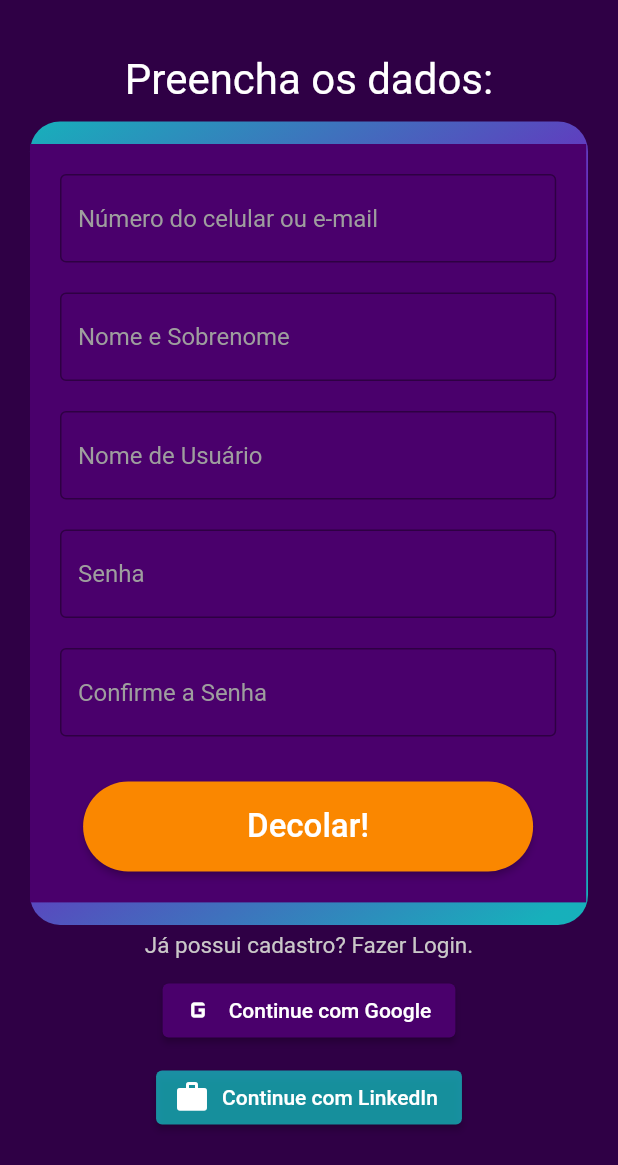
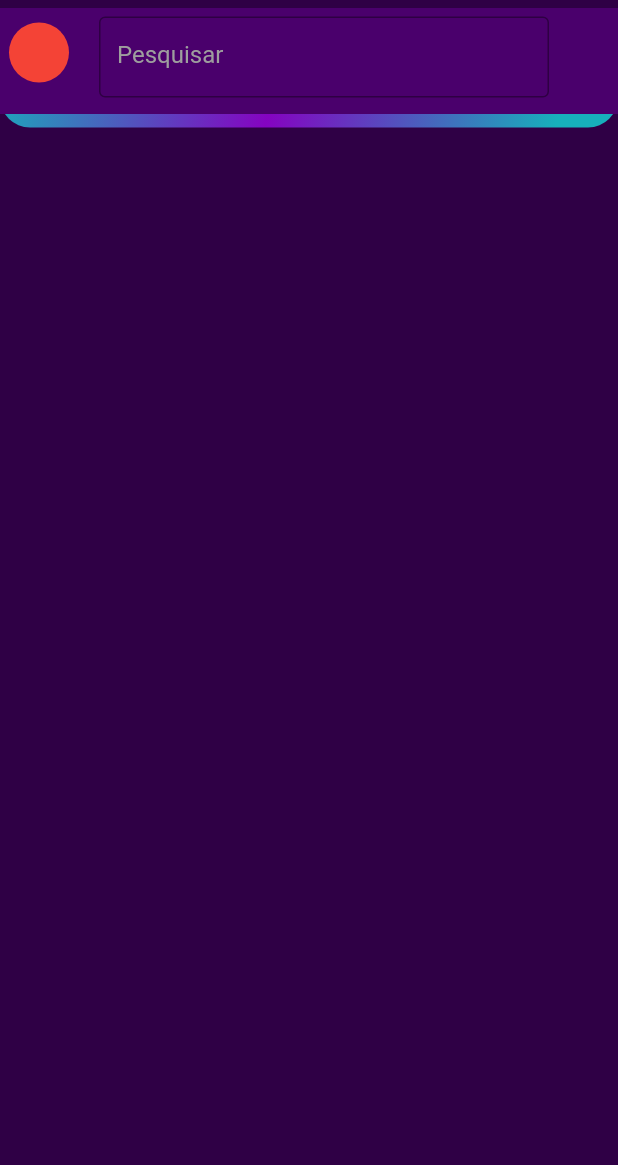
Before and after one commit to ArtthSilva/orbit, a Flutter app: the screen it shows after launch, on a phone screen of 412 x 824 dp. Shown: the top 1165 px of the screen. Run offline on Flutter 3.47's test engine with Material 2 defaults, Android fonts, the phone set to English and light mode, and no system bars.

Commit message:
atualizando projeto

```diff
--- a/lib/main.dart
+++ b/lib/main.dart
@@ -1,7 +1,7 @@
 import 'package:flutter/material.dart';
-import 'package:orbit/pages/inicialIntroduction.dart';
-import 'package:orbit/pages/sign_up.dart';
-
+import 'package:orbit/view/pages/inicialIntroductionPage.dart';
+import 'package:orbit/view/pages/signInPage.dart';
+import 'package:orbit/view/pages/signUpPage.dart';
 
 main() {
  runApp(const MyApp());
@@ -16,6 +16,10 @@ class MyApp extends StatelessWidget {
         debugShowCheckedModeBanner: false,
         theme: ThemeData(
             primaryColor: Colors.deepPurple),
-        home: SignUp());
+       initialRoute: '/',
+    routes: {
+      '/': (context) => const SignInPage(),
+      '/SingUp': (context) => const SignUpPage(),
+    });
   }
 }
--- a/lib/pages/sign_up.dart
+++ /dev/null
@@ -1,148 +0,0 @@
-import 'dart:ui';
-
-import 'package:flutter/material.dart';
-import 'package:flutter/src/widgets/framework.dart';
-import 'package:flutter/src/widgets/placeholder.dart';
-
-class SignUp extends StatelessWidget {
-  const SignUp({super.key});
-
-  @override
-  Widget build(BuildContext context) {
-    return Scaffold(
-      backgroundColor: const Color.fromRGBO(47, 0, 69, 1),
-      body: SingleChildScrollView(
-        child: Column(
-          children: [
-            Padding(
-              padding: const EdgeInsets.only(top: 25),
-              child: AppBar(
-                centerTitle: true,
-                elevation: 0,
-                backgroundColor: const Color.fromRGBO(47, 0, 69, 1),
-                title: const Text("Preencha os dados:"),
-                titleTextStyle: const TextStyle(fontSize: 28),
-              ),
-            ),
-            Padding(
-              padding: const EdgeInsets.symmetric(horizontal: 20),
-              child: Stack(
-                children: [
-                  Container(
-                    decoration: const BoxDecoration(
-                        gradient: LinearGradient(
-                            begin: Alignment.topLeft,
-                            end: Alignment(0.8, 1),
-                            colors: <Color>[
-                              Color.fromRGBO(12, 255, 240, 0.69),
-                              Color.fromRGBO(171, 5, 248, 0.69),
-                              Color.fromRGBO(12, 255, 240, 0.69)
-                            ]),
-                        borderRadius: BorderRadius.only(
-                            topLeft: Radius.circular(20),
-                            topRight: Radius.circular(20),
-                            bottomLeft: Radius.circular(20),
-                            bottomRight: Radius.circular(20))),
-                    height: MediaQuery.of(context).size.height * 0.65,
-                  ),
-                  Positioned(
-                    top: 15,
-                    bottom: 15,
-                    width: MediaQuery.of(context).size.width * 0.9,
-                    child: Container(
-                      color: Color.fromRGBO(74, 0, 108, 1),
-                      child: Padding(
-                        padding: const EdgeInsets.symmetric(
-                            horizontal: 20, vertical: 20),
-                        child: Column(
-                          children: [
-                            TextFormField(
-                              decoration: InputDecoration(
-                                border: OutlineInputBorder(),
-                                hintText: "Número do celular ou e-mail",
-                                hintStyle: TextStyle(color: Colors.grey),
-                              ),
-                            ),
-                            Padding(padding: EdgeInsets.only(top: 20)),
-                            TextFormField(
-                              decoration: InputDecoration(
-                                border: OutlineInputBorder(),
-                                hintText: "Nome e Sobrenome",
-                                hintStyle: TextStyle(color: Colors.grey),
-                              ),
-                            ),
-                            Padding(padding: EdgeInsets.only(top: 20)),
-                            TextFormField(
-                              decoration: InputDecoration(
-                                border: OutlineInputBorder(),
-                                hintText: "Nome de Usuário",
-                                hintStyle: TextStyle(color: Colors.grey),
-                              ),
-                            ),
-                            Padding(padding: EdgeInsets.only(top: 20)),
-                            TextFormField(
-                              decoration: InputDecoration(
-                                border: OutlineInputBorder(),
-                                hintText: "Senha",
-                                hintStyle: TextStyle(color: Colors.grey),
-                              ),
-                            ),
-                            Padding(padding: EdgeInsets.only(top: 20)),
-                            TextFormField(
-                              decoration: InputDecoration(
-                                border: OutlineInputBorder(),
-                                hintText: "Confirme a Senha",
-                                hintStyle: TextStyle(color: Colors.grey),
-                              ),
-                            ),
-                            Padding(padding: EdgeInsets.only(top: 30)),
-                            ElevatedButton(
-                              onPressed: () {},
-                              child: Text("Decolar!",
-                                  style: const TextStyle(
-                                      color: Colors.white, fontSize: 22)),
-                              style: ElevatedButton.styleFrom(
-                                  fixedSize: const Size(300, 60),
-                                  backgroundColor:
-                                      const Color.fromRGBO(250, 135, 0, 1),
-                                  shape: RoundedRectangleBorder(
-                                      borderRadius: BorderRadius.circular(55))),
-                            ),
-                          ],
-                        ),
-                      ),
-                    ),
-                  ),
-                ],
-              ),
-            ),
-            Container(
-              padding: EdgeInsets.only(top: 5),
-              child: Text("Já possui cadastro? Fazer Login.",
-                  style: TextStyle(
-                    fontSize: 15,
-                    color: Color.fromARGB(255, 202, 200, 200),
-                  )),
-            ),
-            Padding(padding: EdgeInsets.only(top: 10)),
-            ElevatedButton.icon(
-              onPressed: () {},
-              icon: Icon(Icons.g_mobiledata_outlined),
-              label: Text("Continue com Google"),
-              style: ElevatedButton.styleFrom(
-                  backgroundColor: Color.fromRGBO(74, 0, 108, 1)),
-            ),
-            Padding(padding: EdgeInsets.only(top: 10)),
-            ElevatedButton.icon(
-              onPressed: () {},
-              icon: Icon(Icons.work),
-              label: Text("Continue com LinkedIn"),
-              style: ElevatedButton.styleFrom(
-                  backgroundColor: Color.fromRGBO(12, 255, 239, 0.562)),
-            ),
-          ],
-        ),
-      ),
-    );
-  }
-}
--- /dev/null
+++ b/lib/view/pages/components/coresBarrasGradientes.dart
@@ -0,0 +1,31 @@
+import 'package:flutter/material.dart';
+
+class coresBarrasGradientes extends StatefulWidget {
+  const coresBarrasGradientes({super.key});
+
+  @override
+  State<coresBarrasGradientes> createState() => _coresBarrasGradientesState();
+}
+
+class _coresBarrasGradientesState extends State<coresBarrasGradientes> {
+  @override
+  Widget build(BuildContext context) {
+    return Container(
+                    decoration: const BoxDecoration(
+                        gradient: LinearGradient(
+                            begin: Alignment.topLeft,
+                            end: Alignment(0.8, 1),
+                            colors: <Color>[
+                              Color.fromRGBO(12, 255, 240, 0.69),
+                              Color.fromRGBO(171, 5, 248, 0.69),
+                              Color.fromRGBO(12, 255, 240, 0.69)
+                            ]),
+                        borderRadius: BorderRadius.only(
+                            topLeft: Radius.circular(20),
+                            topRight: Radius.circular(20),
+                            bottomLeft: Radius.circular(20),
+                            bottomRight: Radius.circular(20))),
+                    height: MediaQuery.of(context).size.height * 0.65,
+                  );
+  }
+}
--- /dev/null
+++ b/lib/view/pages/signInPage.dart
@@ -0,0 +1,62 @@
+import 'package:flutter/material.dart';
+import 'package:orbit/view/pages/components/coresBarrasGradientes.dart';
+
+class SignInPage extends StatelessWidget {
+  const SignInPage({super.key});
+
+  @override
+  Widget build(BuildContext context) {
+    return Scaffold(
+      backgroundColor: const Color.fromRGBO(47, 0, 69, 1),
+      body: SafeArea(
+        child: Padding(
+          padding: const EdgeInsets.only(top: 5),
+          child: Stack(
+            children: [
+              Container(
+                width: 700,
+                height: 80,
+                child: const coresBarrasGradientes(),
+              ),
+              Positioned(
+                  top: 0,
+                  bottom: 9,
+                  width: MediaQuery.of(context).size.width * 2,
+                  child: Container(
+                    color: const Color.fromRGBO(74, 0, 108, 1),
+                    child: Column(children: [
+                      Row(
+                        children: [
+                          SizedBox(
+                            width: 6,
+                          ),
+                          CircleAvatar(
+                            backgroundColor: Colors.red,
+                          ),
+                          SizedBox(
+                            width: 20,
+                          ),
+                          Container(
+                            padding: EdgeInsets.only(top: 6),
+                            height: 60,
+                            width: 300,
+                            child: TextFormField(
+                              style: const TextStyle(color: Colors.white),
+                              decoration: const InputDecoration(
+                                border: OutlineInputBorder(),
+                                hintText: "Pesquisar",
+                                hintStyle: TextStyle(color: Colors.grey),
+                              ),
+                            ),
+                          ),
+                        ],
+                      )
+                    ]),
+                  ))
+            ],
+          ),
+        ),
+      ),
+    );
+  }
+}
```
Also changed, not shown: lib/pages/inicialIntroduction.dart (deleted, +0 -62 lines), lib/view/pages/components/espaco_widgets.dart (added, +19 -0 lines), lib/view/pages/inicialIntroductionPage.dart (added, +75 -0 lines), lib/view/pages/signUpPage.dart (added, +137 -0 lines).
